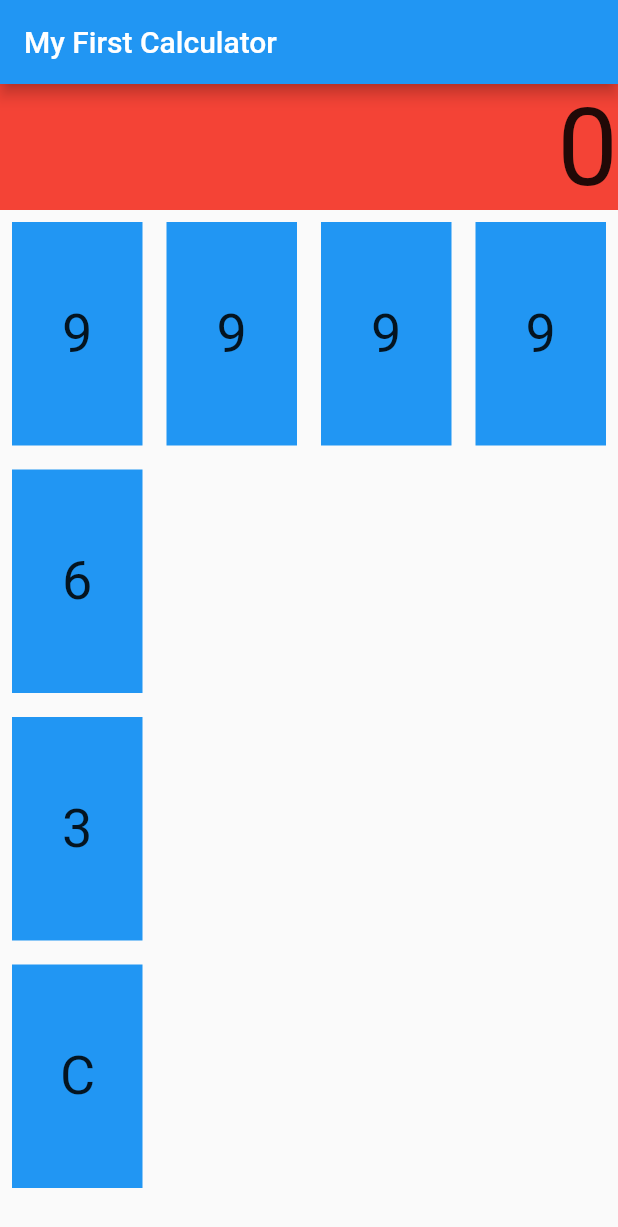
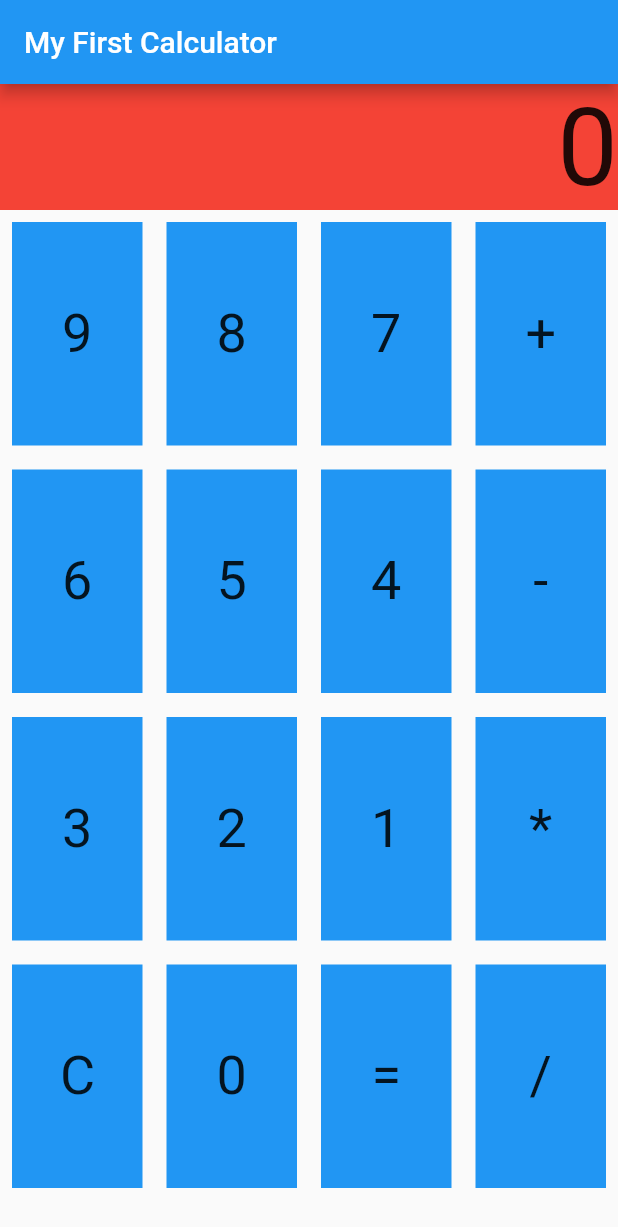
Before and after one commit to ricardohui/dart-flutter-helloworld, a Flutter app: the screen it shows after launch, on a phone screen of 412 x 824 dp. Shown: the top 1227 px of the screen. Run offline on Flutter 3.47's test engine with Material 2 defaults, Android fonts, the phone set to English and light mode, and no system bars.

Commit message:
add all buttons

```diff
--- a/lib/main.dart
+++ b/lib/main.dart
@@ -31,13 +31,13 @@ class _MyAppState extends State<MyApp> {
                       displayText: '9',
                     ),
                     Keypad(
-                      displayText: '9',
+                      displayText: '8',
                     ),
                     Keypad(
-                      displayText: '9',
+                      displayText: '7',
                     ),
                     Keypad(
-                      displayText: '9',
+                      displayText: '+',
                     ),
                   ],
                 ),
@@ -46,6 +46,15 @@ class _MyAppState extends State<MyApp> {
                     Keypad(
                       displayText: '6',
                     ),
+                    Keypad(
+                      displayText: '5',
+                    ),
+                    Keypad(
+                      displayText: '4',
+                    ),
+                    Keypad(
+                      displayText: '-',
+                    ),
                   ],
                 ),
                 Row(
@@ -53,12 +62,30 @@ class _MyAppState extends State<MyApp> {
                     Keypad(
                       displayText: '3',
                     ),
+                    Keypad(
+                      displayText: '2',
+                    ),
+                    Keypad(
+                      displayText: '1',
+                    ),
+                    Keypad(
+                      displayText: '*',
+                    ),
                   ],
                 ),
                 Row(
                   children: <Widget>[
                     Keypad(
                       displayText: 'C',
+                    ),
+                    Keypad(
+                      displayText: '0',
+                    ),
+                    Keypad(
+                      displayText: '=',
+                    ),
+                    Keypad(
+                      displayText: '/',
                     ),
                   ],
                 ),
```
